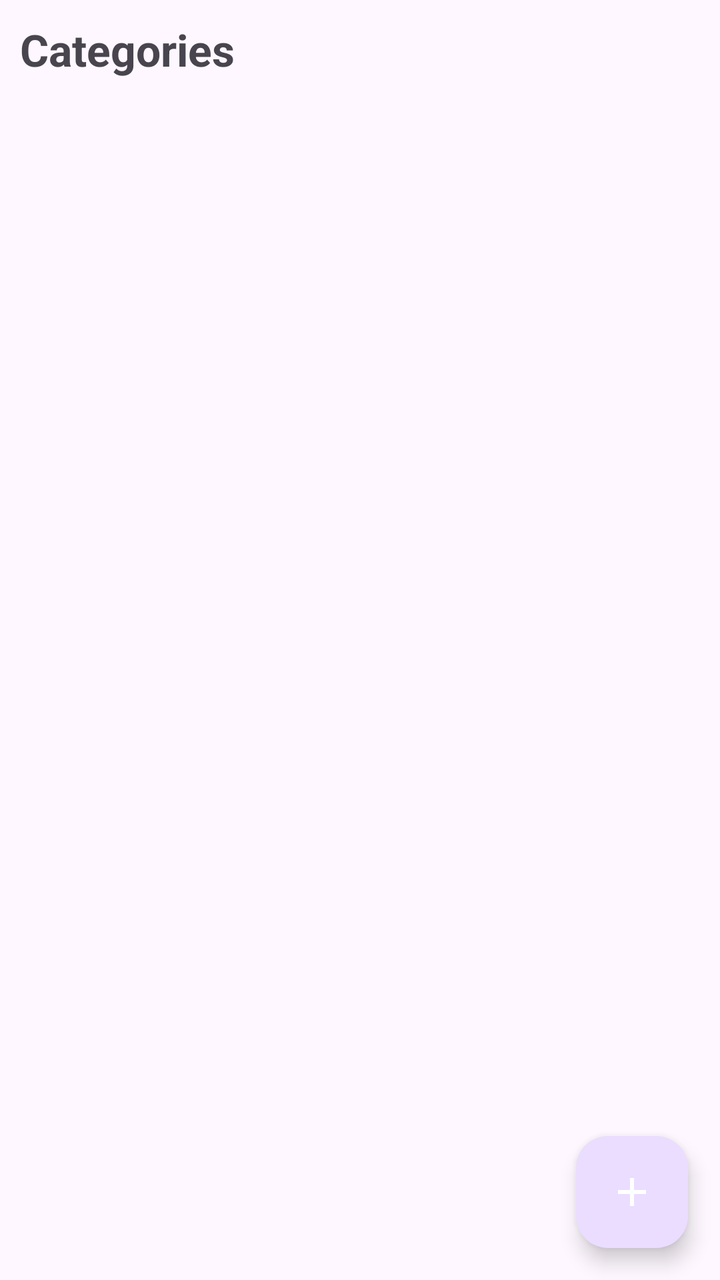
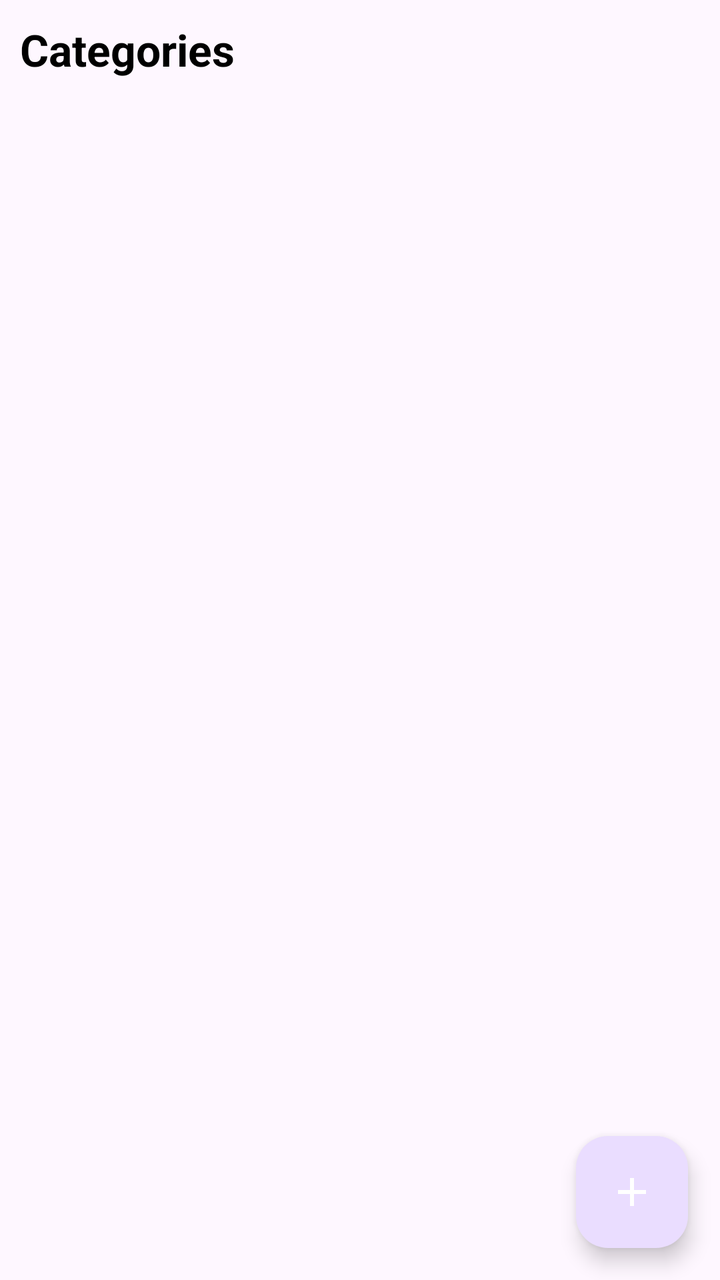

Before-and-after screenshots of an Android layout around one commit, followed by the original layout XML and the change that was made.
<!-- AndroidManifest.xml: application theme Theme.ExpenseTracker -->
<!-- res/layout/fragment_category.xml -->
<?xml version="1.0" encoding="utf-8"?>
<androidx.constraintlayout.widget.ConstraintLayout xmlns:android="http://schemas.android.com/apk/res/android"
    xmlns:app="http://schemas.android.com/apk/res-auto"
    android:layout_width="match_parent"
    android:layout_height="match_parent"
    xmlns:tools="http://schemas.android.com/tools">

    
    <TextView
        android:id="@+id/tvTitle"
        android:layout_width="wrap_content"
        android:layout_height="wrap_content"
        android:text="@string/categories"
        android:textSize="22sp"
        android:textStyle="bold"
        android:layout_margin="10dp"
        app:layout_constraintTop_toTopOf="parent"
        app:layout_constraintStart_toStartOf="parent" />

    
    <androidx.recyclerview.widget.RecyclerView
        android:id="@+id/rvCategories"
        android:layout_width="0dp"
        android:layout_height="0dp"
        android:layout_marginTop="8dp"
        app:layout_constraintTop_toBottomOf="@id/tvTitle"
        app:layout_constraintBottom_toBottomOf="parent"
        app:layout_constraintStart_toStartOf="parent"
        app:layout_constraintEnd_toEndOf="parent"
        android:padding="8dp"
        tools:listitem="@layout/item_category"/>

    
    <com.google.android.material.floatingactionbutton.FloatingActionButton
        android:id="@+id/fabAddCategory"
        android:layout_width="wrap_content"
        android:layout_height="wrap_content"
        android:src="@drawable/ic_add"
        app:tint="@android:color/white"
        app:layout_constraintBottom_toBottomOf="parent"
        app:layout_constraintEnd_toEndOf="parent"
        android:layout_margin="16dp"/>

</androidx.constraintlayout.widget.ConstraintLayout>
<!-- res/layout/item_category.xml (included above) -->
<?xml version="1.0" encoding="utf-8"?>
<androidx.cardview.widget.CardView
    xmlns:android="http://schemas.android.com/apk/res/android"
    xmlns:app="http://schemas.android.com/apk/res-auto"
    android:layout_width="match_parent"
    android:layout_height="wrap_content"
    android:layout_margin="6dp"
    app:cardCornerRadius="12dp"
    app:cardElevation="4dp">

    <LinearLayout
        android:layout_width="match_parent"
        android:layout_height="wrap_content"
        android:orientation="horizontal"
        android:padding="8dp"
        android:gravity="center_vertical">

        
        <ImageView
            android:id="@+id/imgIcon"
            android:layout_width="40dp"
            android:layout_height="40dp"
            android:src="@drawable/ic_category"
            app:tint="@android:color/holo_purple" />

        
        <TextView
            android:id="@+id/tvCategoryName"
            android:layout_width="0dp"
            android:layout_height="wrap_content"
            android:layout_weight="1"
            android:layout_marginStart="16dp"
            android:text="Food"
            android:textSize="16sp"
            android:textStyle="bold"/>

        
        <ImageView
            android:layout_width="24dp"
            android:layout_height="24dp"
            android:src="@drawable/ic_arrow_right"
            app:tint="@android:color/darker_gray" />

    </LinearLayout>

</androidx.cardview.widget.CardView>
<!-- resources referenced by this layout -->
<resources>
  <!-- drawable ic_add (drawable) -->
  <vector xmlns:android="http://schemas.android.com/apk/res/android" android:height="24dp" android:tint="@color/green" android:viewportHeight="24" android:viewportWidth="24" android:width="24dp">
        
      <path android:fillColor="@android:color/white" android:pathData="M19,13h-6v6h-2v-6H5v-2h6V5h2v6h6v2z"/>
      
  </vector>
  <!-- drawable ic_arrow_right (drawable) -->
  <vector xmlns:android="http://schemas.android.com/apk/res/android" android:autoMirrored="true" android:height="24dp" android:tint="#000000" android:viewportHeight="960" android:viewportWidth="960" android:width="24dp">
        
      <path android:fillColor="@android:color/white" android:pathData="M504,480L320,296L376,240L616,480L376,720L320,664L504,480Z"/>
      
  </vector>
  <!-- drawable ic_category (drawable) -->
  <vector xmlns:android="http://schemas.android.com/apk/res/android" android:height="24dp" android:tint="#000000" android:viewportHeight="960" android:viewportWidth="960" android:width="24dp">
        
      <path android:fillColor="@android:color/white" android:pathData="M340,680Q365,680 382.5,662.5Q400,645 400,620Q400,595 382.5,577.5Q365,560 340,560Q315,560 297.5,577.5Q280,595 280,620Q280,645 297.5,662.5Q315,680 340,680ZM340,400Q365,400 382.5,382.5Q400,365 400,340Q400,315 382.5,297.5Q365,280 340,280Q315,280 297.5,297.5Q280,315 280,340Q280,365 297.5,382.5Q315,400 340,400ZM620,680Q645,680 662.5,662.5Q680,645 680,620Q680,595 662.5,577.5Q645,560 620,560Q595,560 577.5,577.5Q560,595 560,620Q560,645 577.5,662.5Q595,680 620,680ZM620,400Q645,400 662.5,382.5Q680,365 680,340Q680,315 662.5,297.5Q645,280 620,280Q595,280 577.5,297.5Q560,315 560,340Q560,365 577.5,382.5Q595,400 620,400ZM200,840Q167,840 143.5,816.5Q120,793 120,760L120,200Q120,167 143.5,143.5Q167,120 200,120L760,120Q793,120 816.5,143.5Q840,167 840,200L840,760Q840,793 816.5,816.5Q793,840 760,840L200,840ZM200,760L760,760Q760,760 760,760Q760,760 760,760L760,200Q760,200 760,200Q760,200 760,200L200,200Q200,200 200,200Q200,200 200,200L200,760Q200,760 200,760Q200,760 200,760ZM200,200L200,200Q200,200 200,200Q200,200 200,200L200,760Q200,760 200,760Q200,760 200,760L200,760Q200,760 200,760Q200,760 200,760L200,200Q200,200 200,200Q200,200 200,200Z"/>
      
  </vector>
  <string name="categories">Categories</string>
  <style name="Theme.ExpenseTracker" parent="Theme.Material3.Light.NoActionBar" />
  <color name="green">#42A611</color>
</resources>

<!-- the commit's change to res/layout/fragment_category.xml (unified diff, before → after) -->
@@ -1,21 +1,22 @@
 <?xml version="1.0" encoding="utf-8"?>
 <androidx.constraintlayout.widget.ConstraintLayout xmlns:android="http://schemas.android.com/apk/res/android"
     xmlns:app="http://schemas.android.com/apk/res-auto"
+    xmlns:tools="http://schemas.android.com/tools"
     android:layout_width="match_parent"
-    android:layout_height="match_parent"
-    xmlns:tools="http://schemas.android.com/tools">
+    android:layout_height="match_parent">
 
     
     <TextView
         android:id="@+id/tvTitle"
         android:layout_width="wrap_content"
         android:layout_height="wrap_content"
+        android:layout_margin="10dp"
         android:text="@string/categories"
+        android:textColor="@color/black"
         android:textSize="22sp"
         android:textStyle="bold"
-        android:layout_margin="10dp"
-        app:layout_constraintTop_toTopOf="parent"
-        app:layout_constraintStart_toStartOf="parent" />
+        app:layout_constraintStart_toStartOf="parent"
+        app:layout_constraintTop_toTopOf="parent" />
 
     
     <androidx.recyclerview.widget.RecyclerView
@@ -23,23 +24,23 @@
         android:layout_width="0dp"
         android:layout_height="0dp"
         android:layout_marginTop="8dp"
+        android:padding="8dp"
+        app:layout_constraintBottom_toBottomOf="parent"
+        app:layout_constraintEnd_toEndOf="parent"
+        app:layout_constraintStart_toStartOf="parent"
         app:layout_constraintTop_toBottomOf="@id/tvTitle"
-        app:layout_constraintBottom_toBottomOf="parent"
-        app:layout_constraintStart_toStartOf="parent"
-        app:layout_constraintEnd_toEndOf="parent"
-        android:padding="8dp"
-        tools:listitem="@layout/item_category"/>
+        tools:listitem="@layout/item_category" />
 
     
     <com.google.android.material.floatingactionbutton.FloatingActionButton
         android:id="@+id/fabAddCategory"
         android:layout_width="wrap_content"
         android:layout_height="wrap_content"
+        android:layout_margin="16dp"
         android:src="@drawable/ic_add"
-        app:tint="@android:color/white"
         app:layout_constraintBottom_toBottomOf="parent"
         app:layout_constraintEnd_toEndOf="parent"
-        android:layout_margin="16dp"/>
+        app:tint="@android:color/white" />
 
 </androidx.constraintlayout.widget.ConstraintLayout>
 <!-- res/layout/item_category.xml (included above) -->
<!-- resource entries referenced after the edit -->
@@ -1,5 +1,6 @@
 <!-- resources referenced by this layout -->
 <resources>
+  <color name="black">#FF000000</color>
   <!-- drawable ic_add (drawable) -->
   <vector xmlns:android="http://schemas.android.com/apk/res/android" android:height="24dp" android:tint="@color/green" android:viewportHeight="24" android:viewportWidth="24" android:width="24dp">
         
